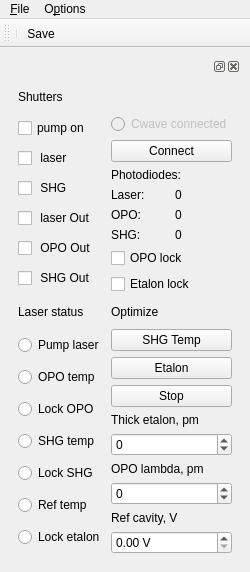
The window that src/qudi/gui/cwave/cwave.ui (bbuusshh/scudi) describes before a commit, drawn with Qt 5.
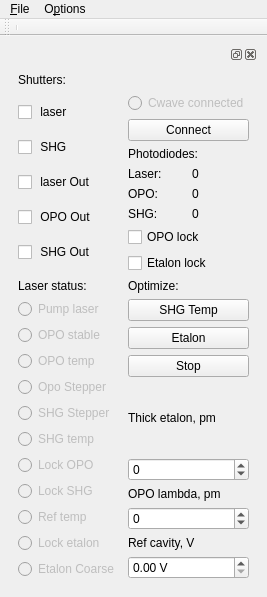
The same window after the commit. Icons and pictures are not drawn.

Commit message: cwave control panels work

The edit to the form file:
```diff
--- a/src/qudi/gui/cwave/cwave.ui
+++ b/src/qudi/gui/cwave/cwave.ui
@@ -7,7 +7,7 @@
     <x>0</x>
     <y>0</y>
     <width>249</width>
-    <height>572</height>
+    <height>589</height>
    </rect>
   </property>
   <property name="sizePolicy">
@@ -35,7 +35,7 @@
    <string>qudi: Scanner (cwave)</string>
   </property>
   <widget class="QWidget" name="centralwidget">
-   <layout class="QGridLayout" name="gridLayout_2">
+   <layout class="QGridLayout" name="gridLayout">
     <item row="0" column="0">
      <widget class="QDockWidget" name="scan_control_DockWidget">
       <property name="sizePolicy">
@@ -46,8 +46,8 @@
       </property>
       <property name="minimumSize">
        <size>
-        <width>212</width>
-        <height>478</height>
+        <width>249</width>
+        <height>538</height>
        </size>
       </property>
       <property name="maximumSize">
@@ -57,60 +57,16 @@
        </size>
       </property>
       <widget class="QWidget" name="controlDockWidgetContents">
-       <layout class="QGridLayout" name="gridLayout">
-        <item row="5" column="1">
-         <widget class="QLabel" name="label_16">
-          <property name="text">
-           <string>Optimize</string>
-          </property>
-         </widget>
-        </item>
+       <layout class="QGridLayout" name="gridLayout_2">
         <item row="0" column="0">
          <widget class="QLabel" name="label_laserandshutters">
           <property name="text">
-           <string>Shutters</string>
-          </property>
-         </widget>
-        </item>
-        <item row="2" column="1">
-         <widget class="QPushButton" name="pushButton_connectCwave">
-          <property name="text">
-           <string>Connect</string>
-          </property>
-         </widget>
-        </item>
-        <item row="1" column="1">
-         <widget class="QRadioButton" name="radioButton_connectCwave">
-          <property name="enabled">
-           <bool>false</bool>
-          </property>
-          <property name="text">
-           <string>Cwave connected</string>
-          </property>
-          <property name="checkable">
-           <bool>true</bool>
-          </property>
-          <property name="autoExclusive">
-           <bool>false</bool>
-          </property>
-         </widget>
-        </item>
-        <item row="5" column="0">
-         <widget class="QLabel" name="label_15">
-          <property name="text">
-           <string>Laser status</string>
+           <string>Shutters:</string>
           </property>
          </widget>
         </item>
         <item row="1" column="0" rowspan="4">
          <layout class="QVBoxLayout" name="verticalLayout_11">
-          <item>
-           <widget class="QCheckBox" name="checkBox_laser_en">
-            <property name="text">
-             <string>pump on</string>
-            </property>
-           </widget>
-          </item>
           <item>
            <widget class="QCheckBox" name="checkBox_shtter_las">
             <property name="enabled">
@@ -193,107 +149,28 @@
           </item>
          </layout>
         </item>
-        <item row="7" column="1">
-         <layout class="QVBoxLayout" name="verticalLayout">
-          <item>
-           <widget class="QLabel" name="label_3">
-            <property name="text">
-             <string>Thick etalon, pm</string>
-            </property>
-           </widget>
-          </item>
-          <item>
-           <widget class="QSpinBox" name="thick_eta_spinBox">
-            <property name="wrapping">
+        <item row="1" column="1">
+         <widget class="QRadioButton" name="radioButton_connectCwave">
+          <property name="enabled">
              <bool>false</bool>
             </property>
-            <property name="frame">
-             <bool>true</bool>
-            </property>
-            <property name="buttonSymbols">
-             <enum>QAbstractSpinBox::UpDownArrows</enum>
-            </property>
-            <property name="minimum">
-             <number>-1000</number>
-            </property>
-            <property name="maximum">
-             <number>1000</number>
-            </property>
-           </widget>
-          </item>
-          <item>
-           <layout class="QVBoxLayout" name="verticalLayout_2">
-            <item>
-             <widget class="QLabel" name="label_4">
               <property name="text">
-               <string>OPO lambda, pm</string>
-              </property>
-             </widget>
-            </item>
-            <item>
-             <widget class="QSpinBox" name="opo_lambda_spinBox">
-              <property name="wrapping">
-               <bool>false</bool>
-              </property>
-              <property name="frame">
+           <string>Cwave connected</string>
+          </property>
+          <property name="checkable">
                <bool>true</bool>
               </property>
-              <property name="buttonSymbols">
-               <enum>QAbstractSpinBox::UpDownArrows</enum>
-              </property>
-              <property name="minimum">
-               <number>-1000</number>
-              </property>
-              <property name="maximum">
-               <number>1000</number>
-              </property>
-             </widget>
-            </item>
-            <item>
-             <widget class="QLabel" name="label_5">
+          <property name="autoExclusive">
+           <bool>false</bool>
+          </property>
+         </widget>
+        </item>
+        <item row="2" column="1">
+         <widget class="QPushButton" name="pushButton_connectCwave">
               <property name="text">
-               <string>Ref cavity, V</string>
-              </property>
-             </widget>
-            </item>
-            <item>
-             <widget class="QDoubleSpinBox" name="ref_cav_doubleSpinBox">
-              <property name="suffix">
-               <string> V</string>
-              </property>
-              <property name="singleStep">
-               <double>0.010000000000000</double>
-              </property>
-             </widget>
-            </item>
-           </layout>
-          </item>
-         </layout>
-        </item>
-        <item row="6" column="1">
-         <layout class="QVBoxLayout" name="verticalLayout_9">
-          <item>
-           <widget class="QPushButton" name="pushButtonOpt_opt_tempshg">
-            <property name="text">
-             <string>SHG Temp</string>
-            </property>
-           </widget>
-          </item>
-          <item>
-           <widget class="QPushButton" name="pushButtonOpt_regeta_catch">
-            <property name="text">
-             <string>Etalon</string>
-            </property>
-           </widget>
-          </item>
-          <item>
-           <widget class="QPushButton" name="pushButtonOpt_opt_stop">
-            <property name="text">
-             <string>Stop</string>
-            </property>
-           </widget>
-          </item>
-         </layout>
+           <string>Connect</string>
+          </property>
+         </widget>
         </item>
         <item row="3" column="1">
          <layout class="QGridLayout" name="gridLayout_7">
@@ -348,10 +225,50 @@
           </item>
          </layout>
         </item>
+        <item row="4" column="1">
+         <layout class="QVBoxLayout" name="verticalLayout_3">
+          <item>
+           <widget class="QCheckBox" name="opo_lock_checkBox">
+            <property name="text">
+             <string>OPO lock</string>
+            </property>
+           </widget>
+          </item>
+          <item>
+           <widget class="QCheckBox" name="eta_lock_checkBox">
+            <property name="text">
+             <string>Etalon lock</string>
+            </property>
+           </widget>
+          </item>
+         </layout>
+        </item>
+        <item row="5" column="0">
+         <widget class="QLabel" name="label_15">
+          <property name="text">
+           <string>Laser status:</string>
+          </property>
+         </widget>
+        </item>
+        <item row="5" column="1">
+         <widget class="QLabel" name="label_16">
+          <property name="text">
+           <string>Optimize:</string>
+          </property>
+         </widget>
+        </item>
         <item row="6" column="0" rowspan="2">
-         <layout class="QVBoxLayout" name="verticalLayout_10">
+         <layout class="QVBoxLayout" name="verticalLayout_4">
           <item>
-           <widget class="QRadioButton" name="radioButton_laser">
+           <widget class="QRadioButton" name="radioButton_LaserEmission">
+            <property name="enabled">
+             <bool>false</bool>
+            </property>
+            <property name="font">
+             <font>
+              <family>MS Shell Dlg 2</family>
+             </font>
+            </property>
             <property name="text">
              <string>Pump laser</string>
             </property>
@@ -364,7 +281,36 @@
            </widget>
           </item>
           <item>
-           <widget class="QRadioButton" name="radioButton_temp_opo">
+           <widget class="QRadioButton" name="radioButton_OpoStable">
+            <property name="enabled">
+             <bool>false</bool>
+            </property>
+            <property name="font">
+             <font>
+              <family>MS Shell Dlg 2</family>
+             </font>
+            </property>
+            <property name="text">
+             <string>OPO stable</string>
+            </property>
+            <property name="checkable">
+             <bool>true</bool>
+            </property>
+            <property name="autoExclusive">
+             <bool>false</bool>
+            </property>
+           </widget>
+          </item>
+          <item>
+           <widget class="QRadioButton" name="radioButton_OpoTemp">
+            <property name="enabled">
+             <bool>false</bool>
+            </property>
+            <property name="font">
+             <font>
+              <family>MS Shell Dlg 2</family>
+             </font>
+            </property>
             <property name="text">
              <string>OPO temp</string>
             </property>
@@ -377,9 +323,17 @@
            </widget>
           </item>
           <item>
-           <widget class="QRadioButton" name="radioButton_lock_opo">
+           <widget class="QRadioButton" name="radioButton_OpoStepper">
+            <property name="enabled">
+             <bool>false</bool>
+            </property>
+            <property name="font">
+             <font>
+              <family>MS Shell Dlg 2</family>
+             </font>
+            </property>
             <property name="text">
-             <string>Lock OPO</string>
+             <string>Opo Stepper</string>
             </property>
             <property name="checkable">
              <bool>true</bool>
@@ -390,7 +344,36 @@
            </widget>
           </item>
           <item>
-           <widget class="QRadioButton" name="radioButton_temp_shg">
+           <widget class="QRadioButton" name="radioButton_ShgStepper">
+            <property name="enabled">
+             <bool>false</bool>
+            </property>
+            <property name="font">
+             <font>
+              <family>MS Shell Dlg 2</family>
+             </font>
+            </property>
+            <property name="text">
+             <string>SHG Stepper</string>
+            </property>
+            <property name="checkable">
+             <bool>true</bool>
+            </property>
+            <property name="autoExclusive">
+             <bool>false</bool>
+            </property>
+           </widget>
+          </item>
+          <item>
+           <widget class="QRadioButton" name="radioButton_ShgTemp">
+            <property name="enabled">
+             <bool>false</bool>
+            </property>
+            <property name="font">
+             <font>
+              <family>MS Shell Dlg 2</family>
+             </font>
+            </property>
             <property name="text">
              <string>SHG temp</string>
             </property>
@@ -403,7 +386,36 @@
            </widget>
           </item>
           <item>
-           <widget class="QRadioButton" name="radioButton_lock_shg">
+           <widget class="QRadioButton" name="radioButton_OpoLock">
+            <property name="enabled">
+             <bool>false</bool>
+            </property>
+            <property name="font">
+             <font>
+              <family>MS Shell Dlg 2</family>
+             </font>
+            </property>
+            <property name="text">
+             <string>Lock OPO</string>
+            </property>
+            <property name="checkable">
+             <bool>true</bool>
+            </property>
+            <property name="autoExclusive">
+             <bool>false</bool>
+            </property>
+           </widget>
+          </item>
+          <item>
+           <widget class="QRadioButton" name="radioButton_ShgLock">
+            <property name="enabled">
+             <bool>false</bool>
+            </property>
+            <property name="font">
+             <font>
+              <family>MS Shell Dlg 2</family>
+             </font>
+            </property>
             <property name="text">
              <string>Lock SHG</string>
             </property>
@@ -416,7 +428,15 @@
            </widget>
           </item>
           <item>
-           <widget class="QRadioButton" name="radioButton_temp_ref">
+           <widget class="QRadioButton" name="radioButton_RefTemp">
+            <property name="enabled">
+             <bool>false</bool>
+            </property>
+            <property name="font">
+             <font>
+              <family>MS Shell Dlg 2</family>
+             </font>
+            </property>
             <property name="text">
              <string>Ref temp</string>
             </property>
@@ -429,7 +449,15 @@
            </widget>
           </item>
           <item>
-           <widget class="QRadioButton" name="radioButton_lock_etalon">
+           <widget class="QRadioButton" name="radioButton_EtalonLock">
+            <property name="enabled">
+             <bool>false</bool>
+            </property>
+            <property name="font">
+             <font>
+              <family>MS Shell Dlg 2</family>
+             </font>
+            </property>
             <property name="text">
              <string>Lock etalon</string>
             </property>
@@ -441,23 +469,128 @@
             </property>
            </widget>
           </item>
+          <item>
+           <widget class="QRadioButton" name="radioButton_EtalonCoarse">
+            <property name="enabled">
+             <bool>false</bool>
+            </property>
+            <property name="font">
+             <font>
+              <family>MS Shell Dlg 2</family>
+             </font>
+            </property>
+            <property name="text">
+             <string>Etalon Coarse</string>
+            </property>
+            <property name="checkable">
+             <bool>true</bool>
+            </property>
+            <property name="autoExclusive">
+             <bool>false</bool>
+            </property>
+           </widget>
+          </item>
          </layout>
         </item>
-        <item row="4" column="1">
-         <layout class="QVBoxLayout" name="verticalLayout_3">
+        <item row="6" column="1">
+         <layout class="QVBoxLayout" name="verticalLayout_9">
           <item>
-           <widget class="QCheckBox" name="opo_lock_checkBox">
+           <widget class="QPushButton" name="pushButtonOpt_temp">
             <property name="text">
-             <string>OPO lock</string>
+             <string>SHG Temp</string>
             </property>
            </widget>
           </item>
           <item>
-           <widget class="QCheckBox" name="eta_lock_checkBox">
+           <widget class="QPushButton" name="pushButtonOpt_etalon">
             <property name="text">
-             <string>Etalon lock</string>
+             <string>Etalon</string>
             </property>
            </widget>
+          </item>
+          <item>
+           <widget class="QPushButton" name="pushButtonOpt_stop">
+            <property name="text">
+             <string>Stop</string>
+            </property>
+           </widget>
+          </item>
+         </layout>
+        </item>
+        <item row="7" column="1">
+         <layout class="QVBoxLayout" name="verticalLayout">
+          <item>
+           <widget class="QLabel" name="label_3">
+            <property name="text">
+             <string>Thick etalon, pm</string>
+            </property>
+           </widget>
+          </item>
+          <item>
+           <widget class="QSpinBox" name="thick_eta_spinBox">
+            <property name="wrapping">
+             <bool>false</bool>
+            </property>
+            <property name="frame">
+             <bool>true</bool>
+            </property>
+            <property name="buttonSymbols">
+             <enum>QAbstractSpinBox::UpDownArrows</enum>
+            </property>
+            <property name="minimum">
+             <number>-1000</number>
+            </property>
+            <property name="maximum">
+             <number>1000</number>
+            </property>
+           </widget>
+          </item>
+          <item>
+           <layout class="QVBoxLayout" name="verticalLayout_2">
+            <item>
+             <widget class="QLabel" name="label_4">
+              <property name="text">
+               <string>OPO lambda, pm</string>
+              </property>
+             </widget>
+            </item>
+            <item>
+             <widget class="QSpinBox" name="opo_lambda_spinBox">
+              <property name="wrapping">
+               <bool>false</bool>
+              </property>
+              <property name="frame">
+               <bool>true</bool>
+              </property>
+              <property name="buttonSymbols">
+               <enum>QAbstractSpinBox::UpDownArrows</enum>
+              </property>
+              <property name="minimum">
+               <number>-1000</number>
+              </property>
+              <property name="maximum">
+               <number>1000</number>
+              </property>
+             </widget>
+            </item>
+            <item>
+             <widget class="QLabel" name="label_5">
+              <property name="text">
+               <string>Ref cavity, V</string>
+              </property>
+             </widget>
+            </item>
+            <item>
+             <widget class="QDoubleSpinBox" name="ref_cav_doubleSpinBox">
+              <property name="suffix">
+               <string> V</string>
+              </property>
+              <property name="singleStep">
+               <double>0.010000000000000</double>
+              </property>
+             </widget>
+            </item>
+           </layout>
           </item>
          </layout>
         </item>
@@ -503,38 +636,7 @@
     <bool>false</bool>
    </attribute>
    <addaction name="separator"/>
-   <addaction name="action_Save"/>
   </widget>
-  <action name="action_Settings">
-   <property name="icon">
-    <iconset>
-     <normaloff>../../../../../../../../../../YY3/artwork/icons/oxygen/22x22/configure.png</normaloff>../../../../../../../../../../YY3/artwork/icons/oxygen/22x22/configure.png</iconset>
-   </property>
-   <property name="text">
-    <string>&amp;Settings</string>
-   </property>
-  </action>
-  <action name="action_Save">
-   <property name="icon">
-    <iconset>
-     <normaloff>../../../../../../../../../../YY3/artwork/icons/oxygen/22x22/document-save.png</normaloff>../../../../../../../../../../YY3/artwork/icons/oxygen/22x22/document-save.png</iconset>
-   </property>
-   <property name="text">
-    <string>&amp;Save</string>
-   </property>
-   <property name="toolTip">
-    <string>Save odmr data</string>
-   </property>
-  </action>
-  <action name="action_Exit">
-   <property name="icon">
-    <iconset>
-     <normaloff>../../../../../../../../../../YY3/artwork/icons/oxygen/22x22/application-exit.png</normaloff>../../../../../../../../../../YY3/artwork/icons/oxygen/22x22/application-exit.png</iconset>
-   </property>
-   <property name="text">
-    <string>&amp;Close</string>
-   </property>
-  </action>
  </widget>
  <resources/>
  <connections>
```
Left out of the diff: 22 changed lines with no effect on the pictures. Lines whose indentation alone changed are shown as unchanged. The commit also changes 5 other files.
